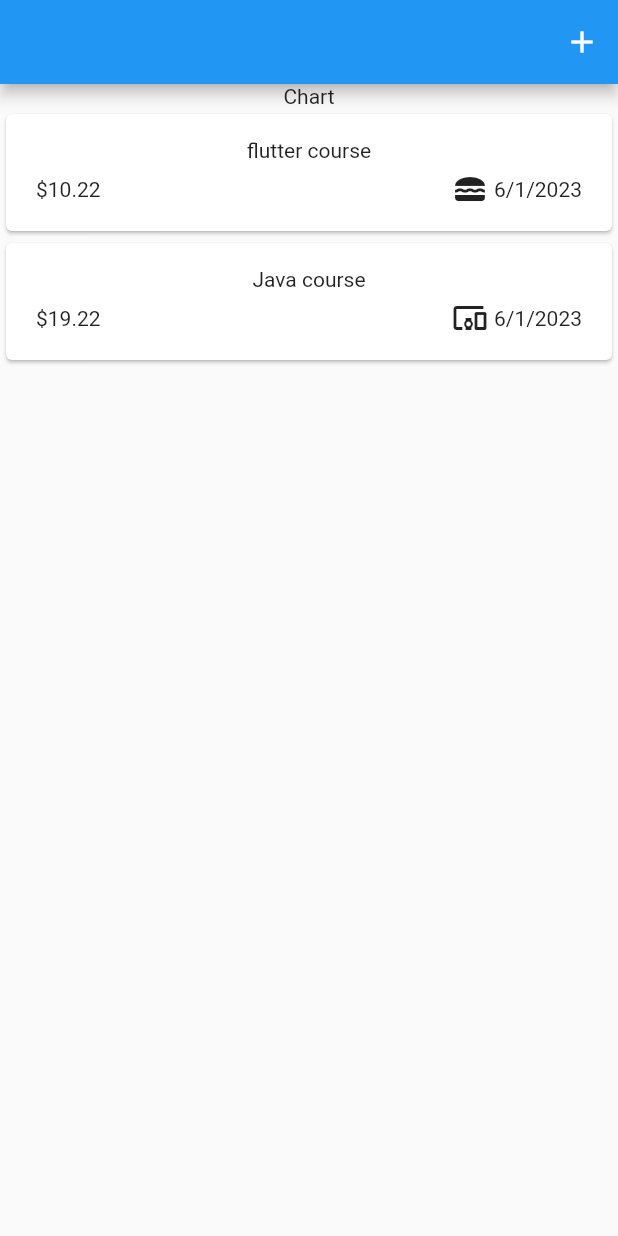
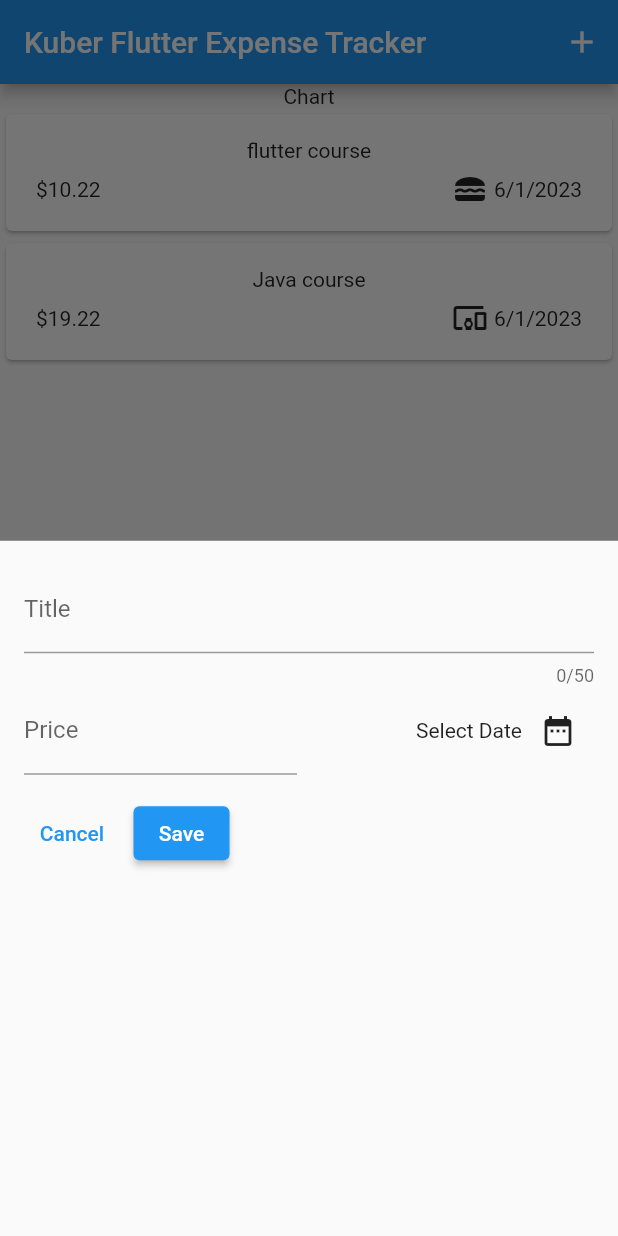
Before and after one commit to kubermirajakar/ExpensesChartApp, a Flutter app: the screen it shows after launch, after a tap on the "add" icon, on a phone screen of 412 x 824 dp. Run offline on Flutter 3.47's test engine with Material 2 defaults, Android fonts, the phone set to English and light mode, and no system bars.

Commit message:
Added some file

```diff
--- /dev/null
+++ b/lib/Widgets/AddExpenses.dart
@@ -0,0 +1,112 @@
+import 'package:expensetracker/Model/ExpensesModel.dart';
+import 'package:flutter/material.dart';
+
+class AddExpenses extends StatefulWidget {
+  @override
+  State<StatefulWidget> createState() {
+    return _AddExpenses();
+  }
+}
+
+class _AddExpenses extends State<AddExpenses> {
+  // var data = '';
+
+  // void _addTitle(String str) {
+  //   data = str;
+  // }
+  //
+  final _addTitle = TextEditingController();
+  final _addPrice = TextEditingController();
+
+  @override
+  void dispose() {
+    _addTitle.dispose();
+    _addPrice.dispose();
+    super.dispose();
+  }
+
+  DateTime? _date;
+  void _openDataRange() async {
+    final now = DateTime.now();
+    final firstDate = DateTime(now.year - 5, now.month, now.day);
+    final _selectedDate = await showDatePicker(
+        context: context,
+        initialDate: now,
+        firstDate: firstDate,
+        lastDate: now);
+
+    setState(() {
+      _date = _selectedDate;
+    });
+  }
+
+  @override
+  Widget build(BuildContext context) {
+    return Padding(
+      padding: const EdgeInsets.all(16),
+      child: Column(
+        children: [
+          TextField(
+            // onChanged: _addTitle,
+            controller: _addTitle,
+            maxLength: 50,
+            decoration: InputDecoration(
+              label: const Text('Title'),
+            ),
+          ),
+          Row(
+            children: [
+              Expanded(
+                child: TextField(
+                  // onChanged: _addTitle,
+                  controller: _addPrice,
+                  keyboardType: TextInputType.number,
+                  decoration: InputDecoration(
+                    prefixText: '\$ ',
+                    label: const Text('Price'),
+                  ),
+                ),
+              ),
+              const SizedBox(
+                width: 16,
+              ),
+              Expanded(
+                  child: Row(
+                mainAxisAlignment: MainAxisAlignment.end,
+                crossAxisAlignment: CrossAxisAlignment.center,
+                children: [
+                  Text(_date == null ? 'Select Date' : formater.format(_date!)),
+                  IconButton(
+                    onPressed: _openDataRange,
+                    icon: Icon(Icons.date_range),
+                  ),
+                ],
+              ))
+            ],
+          ),
+          const SizedBox(
+            height: 15,
+          ),
+          Row(
+            children: [
+              TextButton(
+                onPressed: () {
+                  Navigator.pop(context);
+                },
+                child: const Text('Cancel'),
+              ),
+              const SizedBox(width: 9),
+              ElevatedButton(
+                onPressed: () {
+                  print(_addTitle.text);
+                  print(_addPrice.text);
+                },
+                child: const Text('Save'),
+              ),
+            ],
+          )
+        ],
+      ),
+    );
+  }
+}
--- a/lib/Widgets/Expenses.dart
+++ b/lib/Widgets/Expenses.dart
@@ -1,4 +1,5 @@
 import 'package:expensetracker/Model/ExpensesModel.dart';
+import 'package:expensetracker/Widgets/AddExpenses.dart';
 import 'package:expensetracker/Widgets/Expenses_List.dart';
 import 'package:flutter/material.dart';
 
@@ -24,14 +25,22 @@ class _Expenses extends State<Expenses> {
         category: Category.other),
   ];
 
+  void _openAddModel() {
+    showModalBottomSheet(
+      context: context,
+      builder: (context) => AddExpenses(),
+    );
+  }
+
   @override
   Widget build(BuildContext context) {
     return Scaffold(
       appBar: AppBar(
+        title: Text('Kuber Flutter Expense Tracker'),
         // backgroundColor: Color(0xff984b46),
         actions: [
           IconButton(
-            onPressed: () {},
+            onPressed: _openAddModel,
             icon: Icon(Icons.add),
           ),
         ],
```
